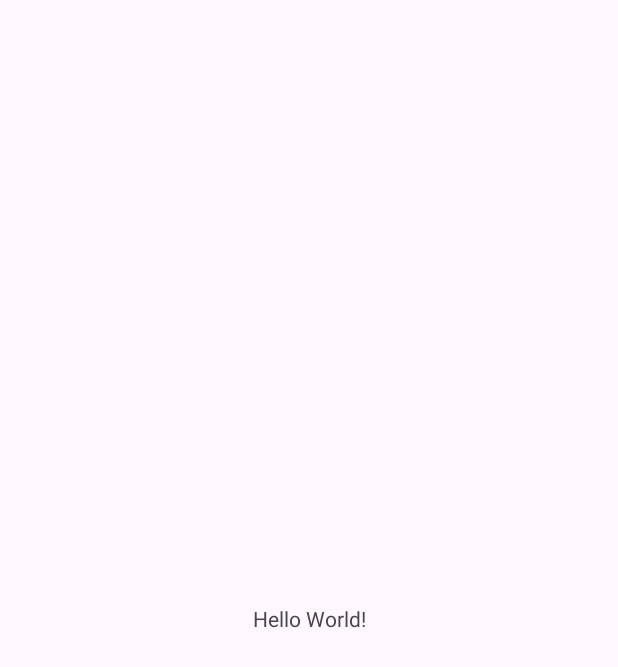
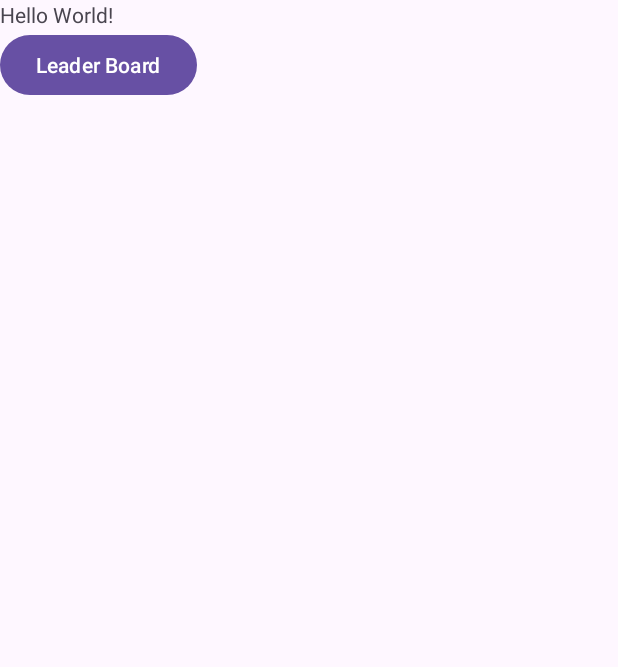
Before and after one commit to leohoerdemann/CSE_476_Project_App, an Android app: the screen it shows after launch (MainActivity), on a phone screen of 412 x 824 dp. Before the commit the part shown is almost empty. Shown: the top 667 px of the screen. Run offline under Robolectric (Android 15) with nearby library versions, the phone set to English and light mode, and no system bars.

Commit message:
Got leaderboard ui elements set up and got the switch setup to change from weekly leaderboard to total leaderboard

```diff
--- a/app/src/main/AndroidManifest.xml
+++ b/app/src/main/AndroidManifest.xml
@@ -13,6 +13,9 @@
         android:theme="@style/Theme.CSE476ProjectApp"
         tools:targetApi="31">
         <activity
+            android:name=".LeaderBoardActivity"
+            android:exported="false" />
+        <activity
             android:name=".MainActivity"
             android:exported="true">
             <intent-filter>
--- a/app/src/main/res/layout/activity_main.xml
+++ b/app/src/main/res/layout/activity_main.xml
@@ -1,18 +1,34 @@
 <?xml version="1.0" encoding="utf-8"?>
-<androidx.constraintlayout.widget.ConstraintLayout xmlns:android="http://schemas.android.com/apk/res/android"
+<LinearLayout xmlns:android="http://schemas.android.com/apk/res/android"
     xmlns:app="http://schemas.android.com/apk/res-auto"
     xmlns:tools="http://schemas.android.com/tools"
     android:layout_width="match_parent"
     android:layout_height="match_parent"
+    android:orientation="vertical"
     tools:context=".MainActivity">
 
     <TextView
         android:layout_width="wrap_content"
         android:layout_height="wrap_content"
+        android:gravity="center"
         android:text="Hello World!"
         app:layout_constraintBottom_toBottomOf="parent"
         app:layout_constraintEnd_toEndOf="parent"
         app:layout_constraintStart_toStartOf="parent"
         app:layout_constraintTop_toTopOf="parent" />
 
-</androidx.constraintlayout.widget.ConstraintLayout>
+    <!--
+        This button is just temporary for testing, feel free to remove and
+        call onStartLeaderBoard() somewhere else
+    -->
+    <Button
+        android:id="@+id/leaderBoardButton"
+        android:layout_width="wrap_content"
+        android:layout_height="wrap_content"
+        android:gravity="center"
+        android:onClick="onStartLeaderBoard"
+        android:text="@string/leader_board_button_text"
+        tools:layout_editor_absoluteX="77dp"
+        tools:layout_editor_absoluteY="122dp" />
+
+</LinearLayout>
--- a/app/src/main/res/values/colors.xml
+++ b/app/src/main/res/values/colors.xml
@@ -2,4 +2,5 @@
 <resources>
     <color name="black">#FF000000</color>
     <color name="white">#FFFFFFFF</color>
+    <color name="test_red">#7E2922</color>
 </resources>
--- a/app/src/main/res/values/strings.xml
+++ b/app/src/main/res/values/strings.xml
@@ -1,3 +1,6 @@
 <resources>
     <string name="app_name">CSE 476 Project App</string>
+    <string name="leader_board_title">Top Students</string>
+    <string name="leaderboard_weekly_switch_text">Weekly</string>
+    <string name="leader_board_button_text">Leader Board</string>
 </resources>
```
Also changed, not shown: app/src/main/java/msu/edu/cse476/hoerdema/cse476projectapp/LeaderBoardActivity.java (added, +45 -0 lines), app/src/main/java/msu/edu/cse476/hoerdema/cse476projectapp/MainActivity.java (+8 -0 lines), app/src/main/res/layout/activity_leader_board.xml (added, +41 -0 lines), app/src/main/res/layout/recycler_view_item.xml (added, +20 -0 lines).
